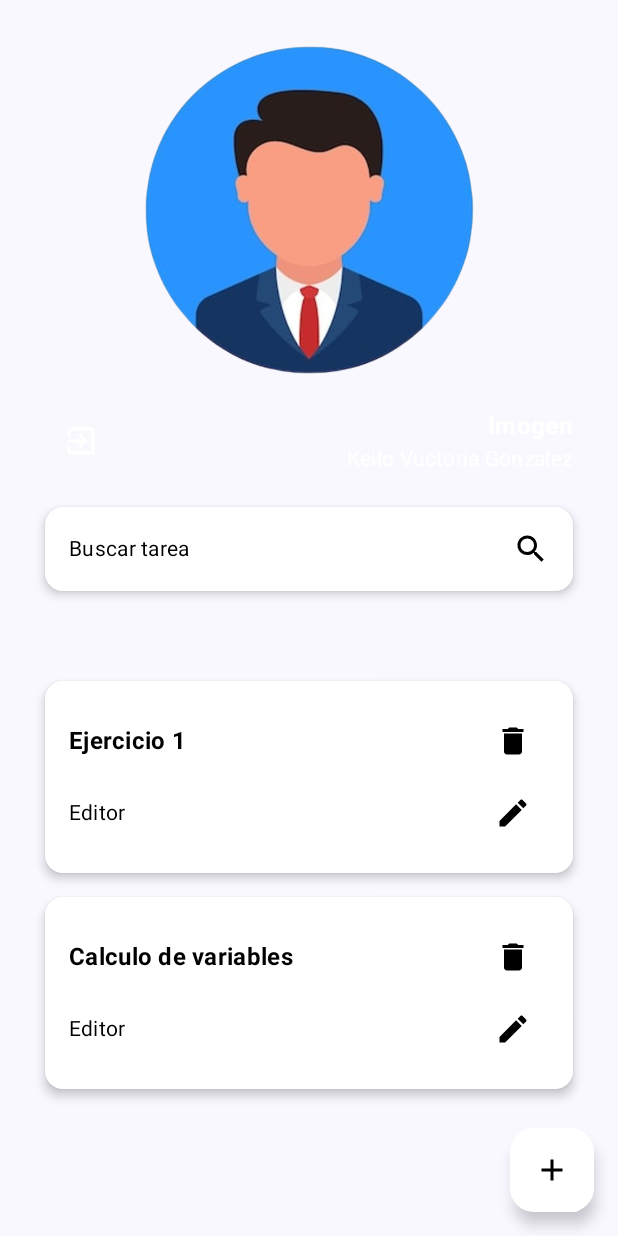
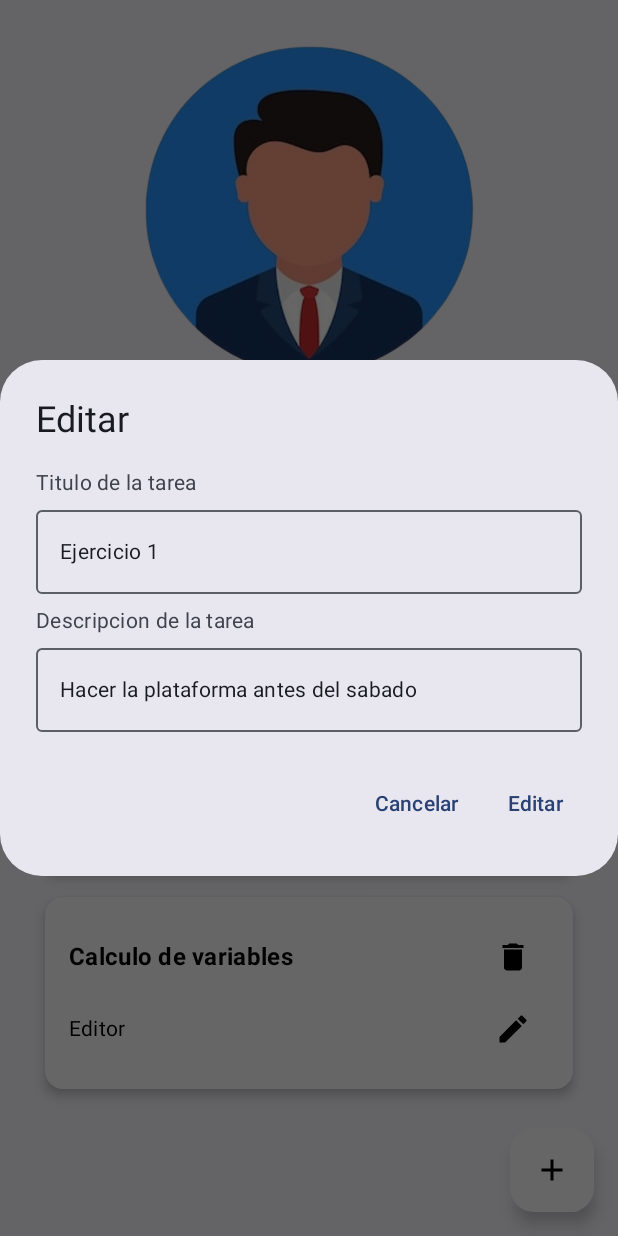
Before and after one commit to KASHlMA/Demo-Gestor-de-Tareas, an Android app built with Jetpack Compose: the MenuScreen screen opened through its navigation route, after a tap on "Editor", on a phone screen of 412 x 824 dp. Run offline under Robolectric (Android 15) with nearby library versions, the phone set to English and light mode, and no system bars.

Commit message:
Se agrego el poder editar la tarea mediante un AlertDialog

```diff
--- a/app/src/main/java/mx/edu/utez/calculadoramvvm/ui/screens/MenuScreen.kt
+++ b/app/src/main/java/mx/edu/utez/calculadoramvvm/ui/screens/MenuScreen.kt
@@ -8,7 +8,6 @@ import androidx.compose.foundation.layout.fillMaxWidth
 import androidx.compose.foundation.layout.padding
 import androidx.compose.foundation.layout.Spacer
 import androidx.compose.foundation.layout.height
-import androidx.compose.foundation.layout.size
 import androidx.compose.material.icons.Icons
 import androidx.compose.material.icons.filled.Add
 import androidx.compose.material.icons.filled.Delete
@@ -23,6 +22,7 @@ import androidx.compose.material3.Text
 import androidx.compose.material3.Card
 import androidx.compose.material3.CardDefaults
 import androidx.compose.material3.FloatingActionButton
+import androidx.compose.material3.OutlinedTextField
 import androidx.compose.material3.Scaffold
 import androidx.compose.material3.TextButton
 import androidx.compose.runtime.Composable
@@ -44,6 +44,10 @@ import mx.edu.utez.calculadoramvvm.viewmodel.MenuViewModel
 fun MenuScreen(viewModel: MenuViewModel, navController: NavController) {
 
     var showDialog by remember { mutableStateOf(false) }
+
+    var showEditDialog by remember { mutableStateOf(false) }
+    var editTitle by remember { mutableStateOf("") }
+    var editDescription by remember { mutableStateOf("") }
 
     if (showDialog) {
         AlertDialog(
@@ -75,10 +79,56 @@ fun MenuScreen(viewModel: MenuViewModel, navController: NavController) {
         )
     }
 
+    if (showEditDialog) {
+        AlertDialog(
+            onDismissRequest = { showEditDialog = false },
+            title = {
+                Text("Editar")
+            },
+            text = {
+                Column(
+                    verticalArrangement = Arrangement.spacedBy(8.dp)
+                ) {
+                    Text("Titulo de la tarea")
+                    OutlinedTextField(
+                        value = editTitle,
+                        onValueChange = { editTitle = it },
+                        modifier = Modifier.fillMaxWidth()
+                    )
+                    Text("Descripcion de la tarea")
+                    OutlinedTextField(
+                        value = editDescription,
+                        onValueChange = { editDescription = it },
+                        modifier = Modifier.fillMaxWidth()
+                    )
+                }
+            },
+            confirmButton = {
+                TextButton(
+                    onClick = {
+                        showEditDialog = false
+                    }
+                ) {
+                    Text("Editar")
+                }
+            },
+            dismissButton = {
+                TextButton(
+                    onClick = {
+                        showEditDialog = false
+                    }
+                ) {
+                    Text("Cancelar")
+                }
+            }
+        )
+    }
+
+
     Scaffold(
         floatingActionButton = {
             FloatingActionButton(
-                onClick = {  },
+                onClick = { },
                 containerColor = Color.White
             ) {
                 Icon(
@@ -206,7 +256,11 @@ fun MenuScreen(viewModel: MenuViewModel, navController: NavController) {
                                 color = Color.Black
                             )
                             IconButton(
-                                onClick = { /* Solo diseño */ }
+                                onClick = {
+                                    editTitle = "Ejercicio 1"
+                                    editDescription = "Hacer la plataforma antes del sabado"
+                                    showEditDialog = true
+                                }
                             ) {
                                 Icon(
                                     Icons.Default.Edit,
@@ -258,7 +312,11 @@ fun MenuScreen(viewModel: MenuViewModel, navController: NavController) {
                                 color = Color.Black
                             )
                             IconButton(
-                                onClick = { /* Solo diseño */ }
+                                onClick = {
+                                    editTitle = "Calculo de variables"
+                                    editDescription = "Terminar los ejercicios de derivadas"
+                                    showEditDialog = true
+                                }
                             ) {
                                 Icon(
                                     Icons.Default.Edit,
```
